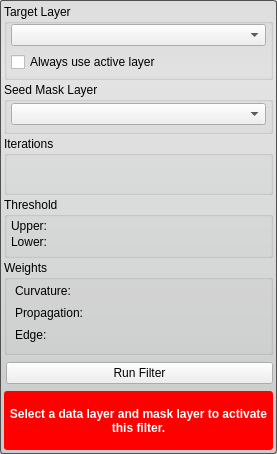
SCIInstitute/Seg3D, file src/Interface/ToolInterface/ThresholdSegmentationLSFilterInterface.ui: the form before one commit.
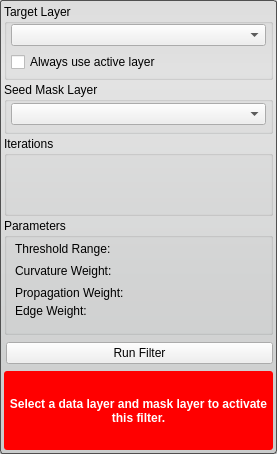
The form after the commit. Custom widgets are drawn as their Qt base class.

Commit message: change threshold to be calculated automatically for the levelset filter based on average value in segmented seed layer

What changed in the file:
```diff
--- a/src/Interface/ToolInterface/ThresholdSegmentationLSFilterInterface.ui
+++ b/src/Interface/ToolInterface/ThresholdSegmentationLSFilterInterface.ui
@@ -168,77 +168,6 @@
      </layout>
     </widget>
    </item>
-   <item>
-    <widget class="QGroupBox" name="thresholdGroupBox">
-     <property name="title">
-      <string>Threshold</string>
-     </property>
-     <property name="flat">
-      <bool>false</bool>
-     </property>
-     <layout class="QVBoxLayout" name="verticalLayout_4">
-      <property name="spacing">
-       <number>0</number>
-      </property>
-      <property name="leftMargin">
-       <number>4</number>
-      </property>
-      <property name="topMargin">
-       <number>2</number>
-      </property>
-      <property name="rightMargin">
-       <number>4</number>
-      </property>
-      <property name="bottomMargin">
-       <number>4</number>
-      </property>
-      <item>
-       <widget class="QWidget" name="widget_2" native="true">
-        <layout class="QVBoxLayout" name="verticalLayout">
-         <property name="spacing">
-          <number>2</number>
-         </property>
-         <property name="margin">
-          <number>0</number>
-         </property>
-         <item>
-          <widget class="QLabel" name="upperLabel">
-           <property name="text">
-            <string>Upper:</string>
-           </property>
-          </widget>
-         </item>
-         <item>
-          <widget class="QtUtils::QtSliderDoubleCombo" name="upper_threshold_" native="true"/>
-         </item>
-        </layout>
-       </widget>
-      </item>
-      <item>
-       <widget class="QWidget" name="widget_4" native="true">
-        <layout class="QVBoxLayout" name="verticalLayout_3">
-         <property name="spacing">
-          <number>2</number>
-         </property>
-         <property name="margin">
-          <number>0</number>
-         </property>
-         <item>
-          <widget class="QLabel" name="upperLabel_2">
-           <property name="text">
-            <string>Lower:</string>
-           </property>
-          </widget>
-         </item>
-         <item>
-          <widget class="QtUtils::QtSliderDoubleCombo" name="lower_threshold_" native="true"/>
-         </item>
-        </layout>
-       </widget>
-      </item>
-     </layout>
-    </widget>
-   </item>
    <item>
     <widget class="QGroupBox" name="weightsGroupBox">
      <property name="sizePolicy">
@@ -248,7 +177,7 @@
       </sizepolicy>
      </property>
      <property name="title">
-      <string>Weights</string>
+      <string>Parameters</string>
      </property>
      <property name="flat">
       <bool>false</bool>
@@ -269,6 +198,37 @@
       <property name="bottomMargin">
        <number>4</number>
       </property>
+      <item>
+       <widget class="QWidget" name="widget_2" native="true">
+        <layout class="QVBoxLayout" name="verticalLayout">
+         <property name="spacing">
+          <number>2</number>
+         </property>
+         <property name="leftMargin">
+          <number>4</number>
+         </property>
+         <property name="topMargin">
+          <number>2</number>
+         </property>
+         <property name="rightMargin">
+          <number>4</number>
+         </property>
+         <property name="bottomMargin">
+          <number>4</number>
+         </property>
+         <item>
+          <widget class="QLabel" name="upperLabel">
+           <property name="text">
+            <string>Threshold Range:</string>
+           </property>
+          </widget>
+         </item>
+         <item>
+          <widget class="QtUtils::QtSliderDoubleCombo" name="threshold_range_" native="true"/>
+         </item>
+        </layout>
+       </widget>
+      </item>
       <item>
        <widget class="QWidget" name="widget_6" native="true">
         <layout class="QVBoxLayout" name="verticalLayout_2">
@@ -290,7 +250,7 @@
          <item>
           <widget class="QLabel" name="curvatureLabel">
            <property name="text">
-            <string>Curvature:</string>
+            <string>Curvature Weight:</string>
            </property>
           </widget>
          </item>
@@ -321,13 +281,20 @@
          <item>
           <widget class="QLabel" name="propagationLabel">
            <property name="text">
-            <string>Propagation:</string>
+            <string>Propagation Weight:</string>
            </property>
           </widget>
          </item>
          <item>
           <widget class="QtUtils::QtSliderDoubleCombo" name="propagation_" native="true"/>
          </item>
+         <item>
+          <widget class="QLabel" name="edgeLabel">
+           <property name="text">
+            <string>Edge Weight:</string>
+           </property>
+          </widget>
+         </item>
         </layout>
        </widget>
       </item>
@@ -349,13 +316,6 @@
          <property name="bottomMargin">
           <number>4</number>
          </property>
-         <item>
-          <widget class="QLabel" name="edgeLabel">
-           <property name="text">
-            <string>Edge:</string>
-           </property>
-          </widget>
-         </item>
          <item>
           <widget class="QtUtils::QtSliderDoubleCombo" name="edge_" native="true"/>
          </item>
```
The commit also changes 7 other files.
